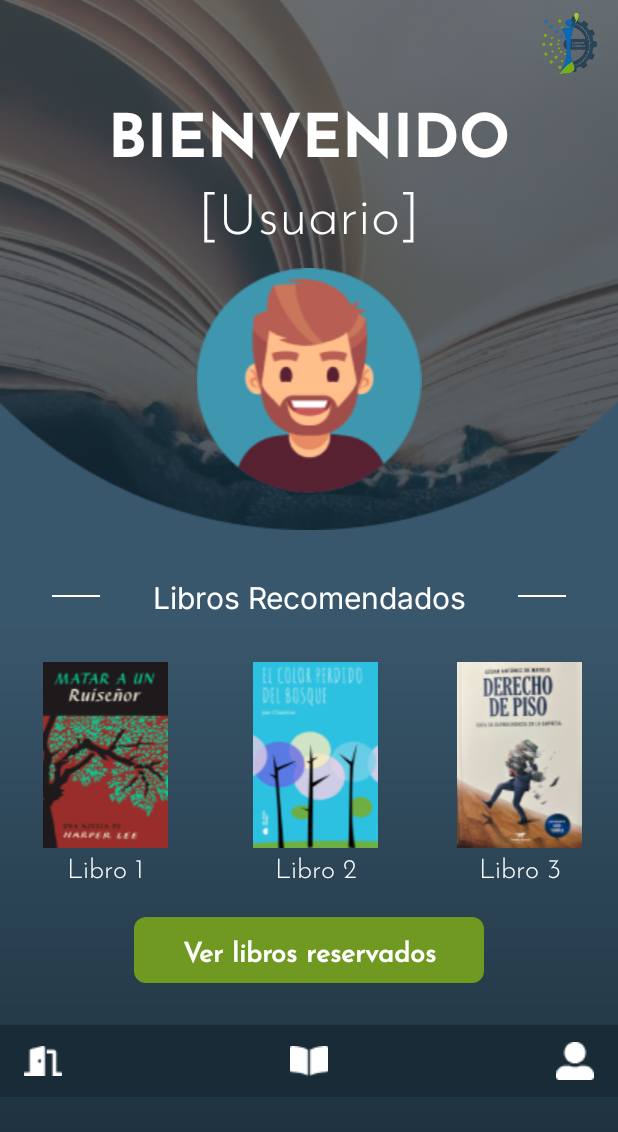
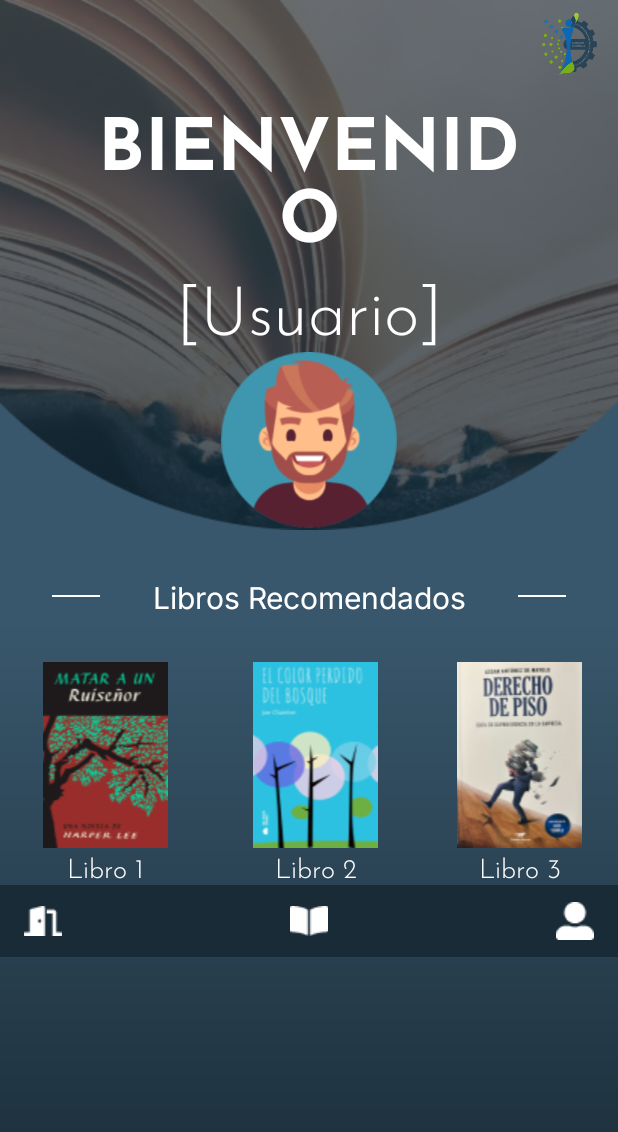
Before and after one commit to Egeschalt/BibliotecaAplicada, an Android app: the Bienvenido screen opened directly, with no data from a screen before it, on a phone screen of 412 x 824 dp. Shown: the top 1132 px of the screen. Run offline under Robolectric (Android 15) with nearby library versions, the phone set to English and light mode, and no system bars.

```diff
--- a/app/src/main/res/layout/activity_bienvenido.xml
+++ b/app/src/main/res/layout/activity_bienvenido.xml
@@ -1,13 +1,13 @@
 <?xml version="1.0" encoding="utf-8"?>
-<LinearLayout xmlns:android="http://schemas.android.com/apk/res/android"
+<LinearLayout
+    xmlns:android="http://schemas.android.com/apk/res/android"
     xmlns:app="http://schemas.android.com/apk/res-auto"
     xmlns:tools="http://schemas.android.com/tools"
     android:layout_width="match_parent"
     android:layout_height="match_parent"
     android:background="@drawable/background_gradient"
     android:baselineAligned="false"
-    android:orientation="vertical"
-    tools:context=".DevolverLibro">
+    android:orientation="vertical">
 
   <androidx.constraintlayout.widget.ConstraintLayout
       android:layout_width="match_parent"
@@ -48,18 +48,18 @@
           android:textAlignment="center"
           android:textAppearance="@style/TextAppearance.AppCompat.Large"
           android:textColor="@color/white"
-          android:textSize="40dp" />
+          android:textSize="48sp" />
 
       <TextView
           android:id="@+id/tv_usuario6"
           android:layout_width="match_parent"
-          android:layout_height="64dp"
+          android:layout_height="wrap_content"
           android:fontFamily="@font/josefin_sans_light"
           android:text="[Usuario]"
           android:textAlignment="center"
           android:textAppearance="@style/TextAppearance.AppCompat.Large"
           android:textColor="@color/white"
-          android:textSize="37dp" />
+          android:textSize="45sp"/>
 
       <ImageView
           android:id="@+id/imageView3"
@@ -88,8 +88,7 @@
         app:layout_constraintBottom_toBottomOf="parent"
         app:layout_constraintEnd_toEndOf="parent"
         app:layout_constraintStart_toStartOf="parent"
-        app:layout_constraintTop_toTopOf="parent"
-        tools:ignore="MissingConstraints" />
+        app:layout_constraintTop_toTopOf="parent" />
 
     <ImageView
         android:id="@+id/imageView18"
@@ -126,22 +125,18 @@
           android:id="@+id/imageView22"
           android:layout_width="match_parent"
           android:layout_height="wrap_content"
-          app:srcCompat="@drawable/rectangle_10"
-          tools:layout_editor_absoluteX="36dp"
-          tools:layout_editor_absoluteY="468dp" />
+          app:srcCompat="@drawable/rectangle_10" />
 
       <TextView
           android:id="@+id/tv_usuario11"
           android:layout_width="match_parent"
-          android:layout_height="30dp"
+          android:layout_height="wrap_content"
           android:fontFamily="@font/josefin_sans_light"
           android:text="Libro 1"
           android:textAlignment="center"
           android:textAppearance="@style/TextAppearance.AppCompat.Large"
           android:textColor="@color/white"
-          android:textSize="18sp"
-          tools:layout_editor_absoluteX="36dp"
-          tools:layout_editor_absoluteY="601dp" />
+          android:textSize="18sp" />
     </LinearLayout>
 
     <LinearLayout
@@ -153,85 +148,44 @@
           android:id="@+id/imageView23"
           android:layout_width="match_parent"
           android:layout_height="wrap_content"
-          app:srcCompat="@drawable/rectangle_8"
-          tools:layout_editor_absoluteX="164dp"
-          tools:layout_editor_absoluteY="469dp" />
+          app:srcCompat="@drawable/rectangle_8" />
 
       <TextView
           android:id="@+id/tv_usuario12"
           android:layout_width="match_parent"
-          android:layout_height="30dp"
+          android:layout_height="wrap_content"
           android:text="Libro 2"
           android:fontFamily="@font/josefin_sans_light"
           android:textAlignment="center"
           android:textAppearance="@style/TextAppearance.AppCompat.Large"
           android:textColor="@color/white"
-          android:textSize="18sp"
-          tools:layout_editor_absoluteX="164dp"
-          tools:layout_editor_absoluteY="600dp" />
+          android:textSize="18sp" />
     </LinearLayout>
 
     <LinearLayout
-        android:layout_width="match_parent"
+        android:layout_width="0dp"
         android:layout_height="match_parent"
+        android:layout_weight="1"
         android:orientation="vertical">
 
       <ImageView
           android:id="@+id/imageView24"
           android:layout_width="match_parent"
           android:layout_height="wrap_content"
-          app:srcCompat="@drawable/rectangle_9"
-          tools:layout_editor_absoluteX="294dp"
-          tools:layout_editor_absoluteY="467dp" />
+          app:srcCompat="@drawable/rectangle_9" />
 
       <TextView
           android:id="@+id/tv_usuario13"
           android:layout_width="match_parent"
-          android:layout_height="30dp"
+          android:layout_height="wrap_content"
           android:fontFamily="@font/josefin_sans_light"
           android:text="Libro 3"
           android:textAlignment="center"
           android:textAppearance="@style/TextAppearance.AppCompat.Large"
           android:textColor="@color/white"
-          android:textSize="18sp"
-          tools:layout_editor_absoluteX="295dp"
-          tools:layout_editor_absoluteY="599dp" />
+          android:textSize="18sp" />
     </LinearLayout>
   </LinearLayout>
-
-  <androidx.constraintlayout.widget.ConstraintLayout
-      android:layout_width="match_parent"
-      android:layout_height="88dp">
-
-    <ImageButton
-        android:id="@+id/bt_3"
-        android:layout_width="233dp"
-        android:layout_height="44dp"
-        android:layout_marginTop="16dp"
-        android:background="@drawable/borderedondeado"
-        android:text="Ver libros reservados"
-        android:textColor="#FFFFFF"
-        app:layout_constraintEnd_toEndOf="parent"
-        app:layout_constraintStart_toStartOf="parent"
-        app:layout_constraintTop_toTopOf="parent"
-        tools:ignore="MissingConstraints,SpeakableTextPresentCheck,TouchTargetSizeCheck" />
-
-    <TextView
-        android:id="@+id/textView8"
-        android:layout_width="wrap_content"
-        android:layout_height="wrap_content"
-        android:fontFamily="@font/josefin_sans"
-        android:text="Ver libros reservados"
-        android:textColor="@color/white"
-        android:textSize="18sp"
-        android:textStyle="bold"
-        app:layout_constraintBottom_toBottomOf="@+id/bt_3"
-        app:layout_constraintEnd_toEndOf="@+id/bt_3"
-        app:layout_constraintStart_toStartOf="@+id/bt_3"
-        app:layout_constraintTop_toTopOf="@+id/bt_3"
-        tools:ignore="TouchTargetSizeCheck" />
-
-  </androidx.constraintlayout.widget.ConstraintLayout>
 
   <androidx.constraintlayout.widget.ConstraintLayout
       android:layout_width="match_parent"
@@ -271,5 +225,4 @@
         app:layout_constraintTop_toTopOf="parent"
         app:srcCompat="@drawable/vector" />
   </androidx.constraintlayout.widget.ConstraintLayout>
-
 </LinearLayout>
--- a/app/src/main/res/layout/activity_bienvenido_bibliotecario.xml
+++ b/app/src/main/res/layout/activity_bienvenido_bibliotecario.xml
@@ -7,7 +7,7 @@
     android:layout_height="match_parent"
     tools:context=".BienvenidoBibliotecarioActivity">
 
-<LinearLayout
+    <LinearLayout
         android:layout_width="match_parent"
         android:layout_height="match_parent"
         android:background="@drawable/background_gradient"
```
